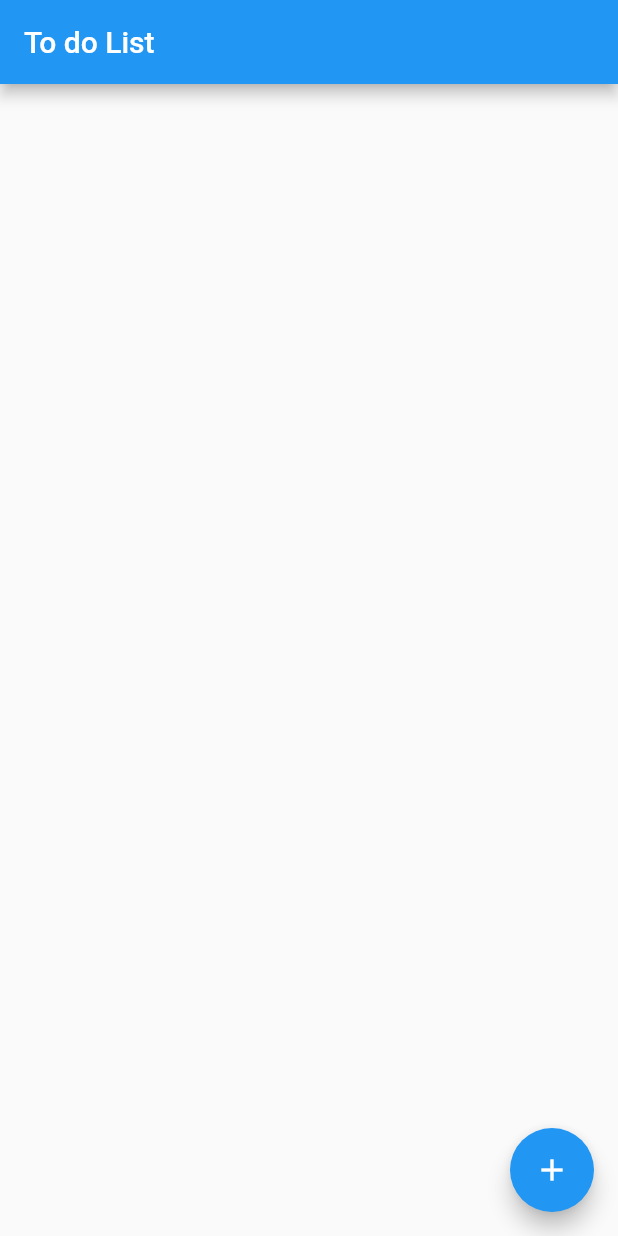
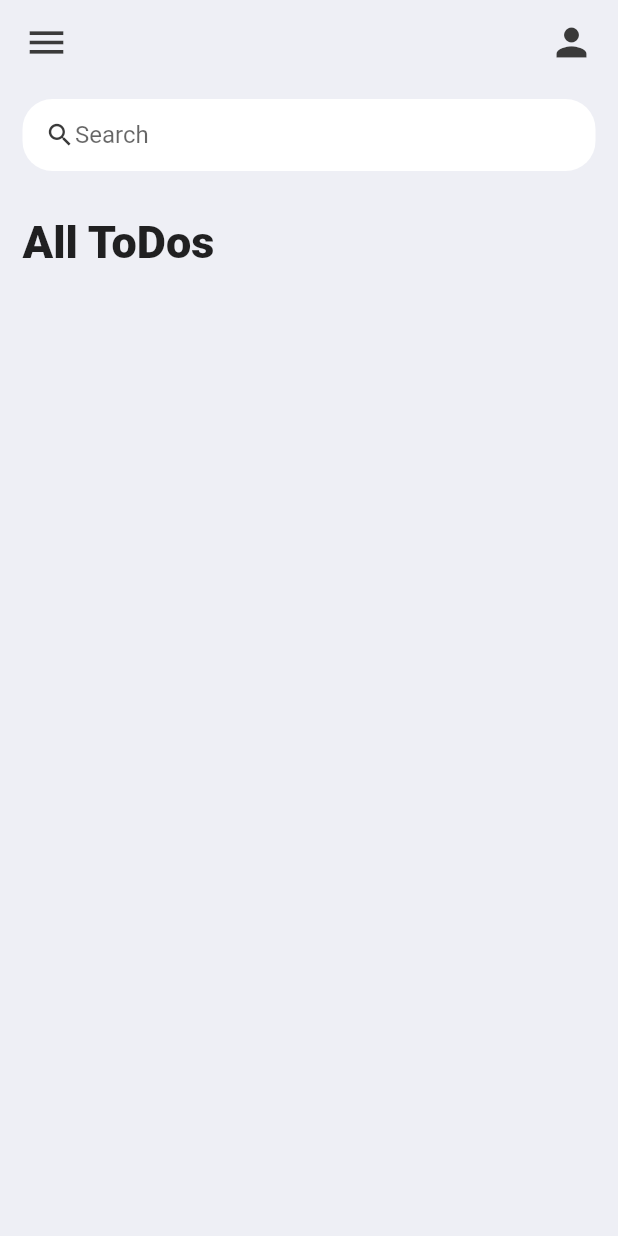
Before and after one commit to LieutPaul/Learning-Flutter, a Flutter app: the screen it shows after launch, on a phone screen of 412 x 824 dp. Run offline on Flutter 3.47's test engine with Material 2 defaults, Android fonts, the phone set to English and light mode, and no system bars.

Commit message:
Initial to do list done

```diff
--- /dev/null
+++ b/to_do_app/lib/constants/constants.dart
@@ -0,0 +1,8 @@
+import 'package:flutter/material.dart';
+
+const Color tdRed = Color(0xFFDA4040);
+const Color tdBlue = Color(0xFF5F52EE);
+const Color tdBlack = Color(0xFF3A3A3A);
+const Color tdGrey = Color(0xFF717171);
+
+const Color tdBGColor = Color(0xFFEEEFF5);
--- a/to_do_app/lib/main.dart
+++ b/to_do_app/lib/main.dart
@@ -1,135 +1,18 @@
 import 'package:flutter/material.dart';
+import 'package:flutter/services.dart';
+import 'package:to_do_app/screens/home.dart';
 
 void main() {
-  runApp(MaterialApp(title: "To Do App", home: TaskList()));
+  runApp(const MyApp());
 }
 
-typedef TaskFunction = Function(Task task);
-
-class Task {
-  final String task;
-  bool completed;
-  Task(this.task, this.completed);
-
-  bool getCompleted() {
-    return completed;
-  }
-
-  void setCompleted(bool b) {
-    completed = b;
-  }
-}
-
-class TaskTile extends StatelessWidget {
-  final int index;
-  final Task task;
-  final TaskFunction changeTaskStatus;
-  const TaskTile(
-      {super.key,
-      required this.task,
-      required this.index,
-      required this.changeTaskStatus});
-
-  Color? _getColour(BuildContext context) {
-    if (task.completed == true) {
-      return const Color.fromARGB(255, 47, 150, 50);
-    } else {
-      return const Color.fromARGB(255, 227, 71, 60);
-    }
-  }
+class MyApp extends StatelessWidget {
+  const MyApp({super.key});
 
   @override
   Widget build(BuildContext context) {
-    return ListTile(
-      leading: CircleAvatar(
-          backgroundColor: _getColour(context), child: Text('$index')),
-      title: Text(task.task),
-      onTap: () => changeTaskStatus(task),
-    );
+    SystemChrome.setSystemUIOverlayStyle(
+        const SystemUiOverlayStyle(statusBarColor: Colors.transparent));
+    return const MaterialApp(title: "ToDo App", home: Home());
   }
 }
-
-// ignore: must_be_immutable
-class TaskList extends StatefulWidget {
-  List<Task> tasks = [];
-  TaskList({super.key});
-
-  @override
-  State<TaskList> createState() => _TaskListState();
-}
-
-class _TaskListState extends State<TaskList> {
-  FloatingActionButton addANewTask() {
-    return FloatingActionButton(
-      child: const Icon(Icons.add),
-      onPressed: () => showDialog<String>(
-        context: context,
-        builder: (BuildContext context) => AlertDialog(
-          title: const Text('Enter New Task'),
-          content: TextFormField(
-            controller: taskController,
-            decoration: const InputDecoration(
-              border: UnderlineInputBorder(),
-            ),
-          ),
-          actions: <Widget>[
-            TextButton(
-              onPressed: () {
-                taskController.clear();
-                Navigator.pop(context, 'Cancel');
-              },
-              child: const Text('Cancel'),
-            ),
-            TextButton(
-              onPressed: () {
-                _addTask(taskController.text);
-                taskController.clear();
-                Navigator.pop(context, 'OK');
-              },
-              child: const Text('OK'),
-            ),
-          ],
-        ),
-      ),
-    );
-  }
-
-  void _addTask(String task) {
-    setState(() {
-      setState(() {
-        widget.tasks.add(Task(task, false));
-      });
-    });
-  }
-
-  void _changeTaskStatus(Task task) {
-    setState(() {
-      task.setCompleted(!(task.getCompleted()));
-    });
-  }
-
-  final TextEditingController taskController = TextEditingController();
-
-  @override
-  void dispose() {
-    taskController.dispose();
-    super.dispose();
-  }
-
-  @override
-  Widget build(BuildContext context) {
-    return Scaffold(
-        appBar: AppBar(title: const Text("To do List")),
-        body: Padding(
-            padding: const EdgeInsets.only(top: 10.0),
-            child: ListView(
-              children: widget.tasks.map((task) {
-                return TaskTile(
-                    task: task,
-                    index: widget.tasks.indexOf(task) + 1,
-                    changeTaskStatus: _changeTaskStatus);
-              }).toList(),
-            )),
-        floatingActionButton: addANewTask());
-  }
-}
--- /dev/null
+++ b/to_do_app/lib/screens/home.dart
@@ -0,0 +1,72 @@
+import 'package:flutter/material.dart';
+import 'package:to_do_app/constants/constants.dart';
+
+class Home extends StatelessWidget {
+  const Home({super.key});
+
+  @override
+  Widget build(BuildContext context) {
+    return Scaffold(
+        backgroundColor: tdBGColor,
+        appBar: _buildAppBar(),
+        body: Container(
+            padding: const EdgeInsets.symmetric(horizontal: 15, vertical: 10),
+            child: Column(children: [
+              _searchBox(),
+              Expanded(
+                  child: ListView(
+                children: [
+                  Container(
+                      margin: const EdgeInsets.only(top: 30, bottom: 30),
+                      child: const Text(
+                        "All ToDos",
+                        style: TextStyle(
+                            fontSize: 30, fontWeight: FontWeight.w800),
+                      ))
+                ],
+              ))
+            ])));
+  }
+
+  Container _searchBox() {
+    return Container(
+        padding: const EdgeInsets.symmetric(horizontal: 15),
+        decoration: BoxDecoration(
+            color: Colors.white, borderRadius: BorderRadius.circular(20)),
+        child: const TextField(
+          decoration: InputDecoration(
+              contentPadding: EdgeInsets.all(0),
+              prefixIcon: Icon(
+                Icons.search,
+                color: tdBlack,
+                size: 20,
+              ),
+              // https://api.flutter.dev/flutter/material/InputDecoration/prefixIconConstraints.html
+              prefixIconConstraints:
+                  BoxConstraints(maxHeight: 20, minHeight: 20),
+              border: InputBorder.none,
+              hintText: "Search"),
+        ));
+  }
+
+  AppBar _buildAppBar() {
+    return AppBar(
+        backgroundColor: tdBGColor,
+        elevation: 0,
+        title: const Row(
+          mainAxisAlignment: MainAxisAlignment.spaceBetween,
+          children: [
+            Icon(
+              Icons.menu,
+              color: tdBlack,
+              size: 30,
+            ),
+            Icon(
+              Icons.person,
+              color: tdBlack,
+              size: 30,
+            )
+          ],
+        ));
+  }
+}
```
Also changed, not shown: 1 other file.
